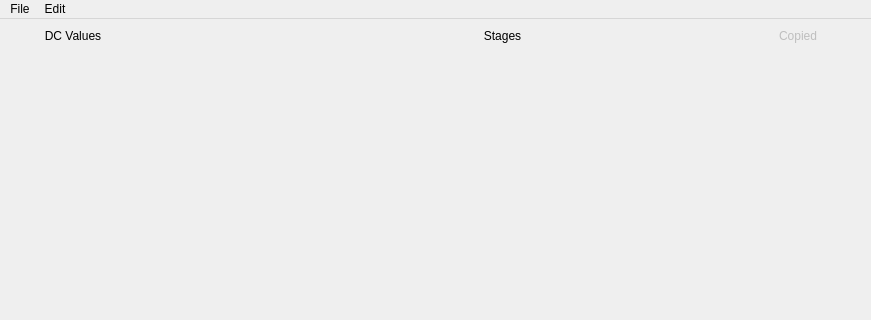
This is gui.ui in hoogeroo/RbSetup2 as Qt 5 draws it before an edit; both pictures show x 0 to 871 and y 0 to 320 of the 871 by 516 pixel window. The edited form follows.
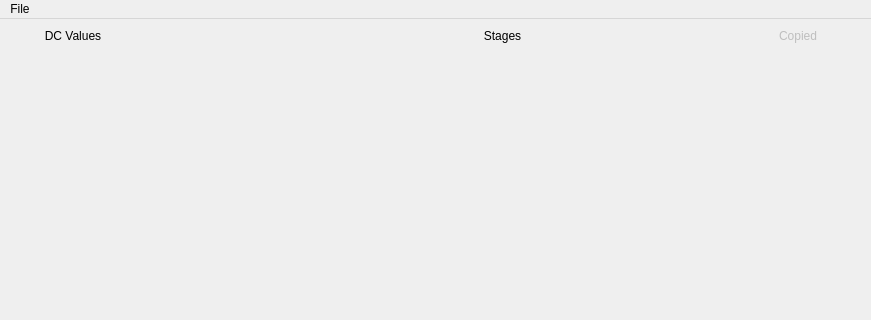
This is the edited form. Icons and pictures are not drawn.

Commit message: copy/paste/create stages

What changed in the file:
```diff
--- a/gui.ui
+++ b/gui.ui
@@ -192,17 +192,10 @@
     <property name="title">
      <string>File</string>
     </property>
-    <addaction name="actionSave"/>
-    <addaction name="actionLoad"/>
-   </widget>
-   <widget class="QMenu" name="menuEdit">
-    <property name="title">
-     <string>Edit</string>
-    </property>
-    <addaction name="actionidk"/>
+    <addaction name="action_save"/>
+    <addaction name="action_load"/>
    </widget>
    <addaction name="menuFile"/>
-   <addaction name="menuEdit"/>
   </widget>
   <widget class="QStatusBar" name="statusbar"/>
   <action name="actionSave">
```
Left out of the diff: 19 changed lines with no effect on the pictures. The commit also changes 2 other files.
